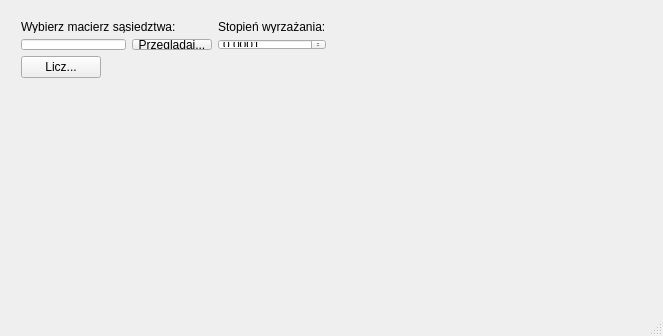
Qt form mainwindow.ui (almendar/tsp-sa) before a commit.
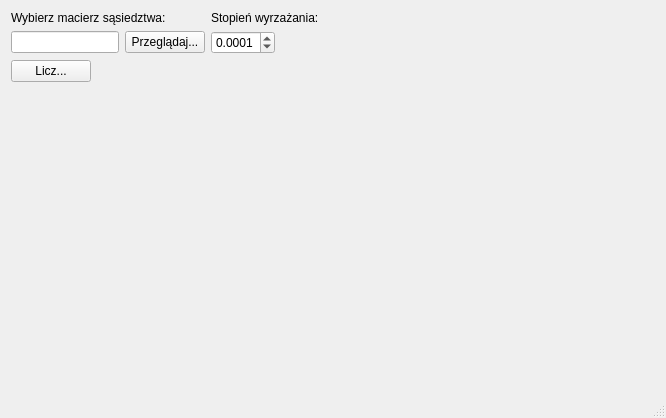
The same form after that commit.

Diff of the .ui file:
```diff
--- a/mainwindow.ui
+++ b/mainwindow.ui
@@ -6,8 +6,8 @@
    <rect>
     <x>0</x>
     <y>0</y>
-    <width>663</width>
-    <height>336</height>
+    <width>666</width>
+    <height>418</height>
    </rect>
   </property>
   <property name="sizePolicy">
@@ -26,69 +26,28 @@
      <verstretch>0</verstretch>
     </sizepolicy>
    </property>
-   <widget class="QWidget" name="layoutWidget">
-    <property name="geometry">
-     <rect>
-      <x>10</x>
-      <y>10</y>
-      <width>327</width>
-      <height>79</height>
-     </rect>
-    </property>
     <layout class="QGridLayout" name="gridLayout">
+    <property name="sizeConstraint">
+     <enum>QLayout::SetNoConstraint</enum>
+    </property>
      <item row="0" column="0">
-      <layout class="QHBoxLayout" name="horizontalLayout">
-       <item>
-        <layout class="QVBoxLayout" name="verticalLayout">
+     <layout class="QFormLayout" name="formLayout">
          <property name="sizeConstraint">
           <enum>QLayout::SetMinimumSize</enum>
          </property>
-         <item>
-          <widget class="QLabel" name="label">
-           <property name="text">
-            <string>Wybierz macierz sąsiedztwa:</string>
-           </property>
-          </widget>
-         </item>
-         <item>
-          <layout class="QHBoxLayout" name="horizontalLayout_2">
-           <item>
-            <widget class="QLineEdit" name="lineEdit">
-             <property name="sizePolicy">
-              <sizepolicy hsizetype="Expanding" vsizetype="Fixed">
-               <horstretch>0</horstretch>
-               <verstretch>0</verstretch>
-              </sizepolicy>
-             </property>
-             <property name="dragEnabled">
-              <bool>true</bool>
-             </property>
-             <property name="readOnly">
-              <bool>true</bool>
-             </property>
-            </widget>
-           </item>
-           <item>
-            <widget class="QPushButton" name="pushButton">
-             <property name="sizePolicy">
-              <sizepolicy hsizetype="Preferred" vsizetype="Fixed">
-               <horstretch>0</horstretch>
-               <verstretch>0</verstretch>
-              </sizepolicy>
-             </property>
-             <property name="text">
-              <string>Przeglądaj...</string>
-             </property>
-            </widget>
-           </item>
-          </layout>
-         </item>
-        </layout>
-       </item>
-       <item>
+      <property name="fieldGrowthPolicy">
+       <enum>QFormLayout::ExpandingFieldsGrow</enum>
+      </property>
+      <item row="0" column="1">
         <layout class="QVBoxLayout" name="verticalLayout_2">
          <item>
           <widget class="QLabel" name="label_2">
+          <property name="sizePolicy">
+           <sizepolicy hsizetype="Fixed" vsizetype="Fixed">
+            <horstretch>0</horstretch>
+            <verstretch>0</verstretch>
+           </sizepolicy>
+          </property>
            <property name="text">
             <string>Stopień wyrzażania:</string>
            </property>
@@ -96,6 +55,12 @@
          </item>
          <item>
           <widget class="QDoubleSpinBox" name="doubleSpinBox">
+          <property name="sizePolicy">
+           <sizepolicy hsizetype="Maximum" vsizetype="Fixed">
+            <horstretch>0</horstretch>
+            <verstretch>0</verstretch>
+           </sizepolicy>
+          </property>
            <property name="decimals">
             <number>4</number>
            </property>
@@ -112,8 +77,6 @@
          </item>
         </layout>
        </item>
-      </layout>
-     </item>
      <item row="1" column="0">
       <widget class="QPushButton" name="pushButton_2">
        <property name="enabled">
@@ -133,19 +96,65 @@
        </property>
       </widget>
      </item>
-    </layout>
-   </widget>
-   <widget class="QWidget" name="verticalLayoutWidget">
-    <property name="geometry">
-     <rect>
-      <x>20</x>
-      <y>110</y>
-      <width>621</width>
-      <height>201</height>
-     </rect>
-    </property>
-    <layout class="QVBoxLayout" name="verticalLayout_3"/>
-   </widget>
+      <item row="0" column="0">
+       <layout class="QVBoxLayout" name="verticalLayout">
+        <property name="sizeConstraint">
+         <enum>QLayout::SetMinimumSize</enum>
+        </property>
+        <item>
+         <widget class="QLabel" name="label">
+          <property name="sizePolicy">
+           <sizepolicy hsizetype="Fixed" vsizetype="Fixed">
+            <horstretch>0</horstretch>
+            <verstretch>0</verstretch>
+           </sizepolicy>
+          </property>
+          <property name="text">
+           <string>Wybierz macierz sąsiedztwa:</string>
+          </property>
+         </widget>
+        </item>
+        <item>
+         <layout class="QHBoxLayout" name="horizontalLayout_2">
+          <item>
+           <widget class="QLineEdit" name="lineEdit">
+            <property name="sizePolicy">
+             <sizepolicy hsizetype="MinimumExpanding" vsizetype="Fixed">
+              <horstretch>0</horstretch>
+              <verstretch>0</verstretch>
+             </sizepolicy>
+            </property>
+            <property name="dragEnabled">
+             <bool>true</bool>
+            </property>
+            <property name="readOnly">
+             <bool>true</bool>
+            </property>
+           </widget>
+          </item>
+          <item>
+           <widget class="QPushButton" name="pushButton">
+            <property name="sizePolicy">
+             <sizepolicy hsizetype="Preferred" vsizetype="Fixed">
+              <horstretch>0</horstretch>
+              <verstretch>0</verstretch>
+             </sizepolicy>
+            </property>
+            <property name="text">
+             <string>Przeglądaj...</string>
+            </property>
+           </widget>
+          </item>
+         </layout>
+        </item>
+       </layout>
+      </item>
+     </layout>
+    </item>
+    <item row="1" column="0">
+     <layout class="QGridLayout" name="gridLayout_2"/>
+    </item>
+   </layout>
   </widget>
   <widget class="QStatusBar" name="statusBar"/>
  </widget>
```
Lines whose indentation alone changed are shown as unchanged.
